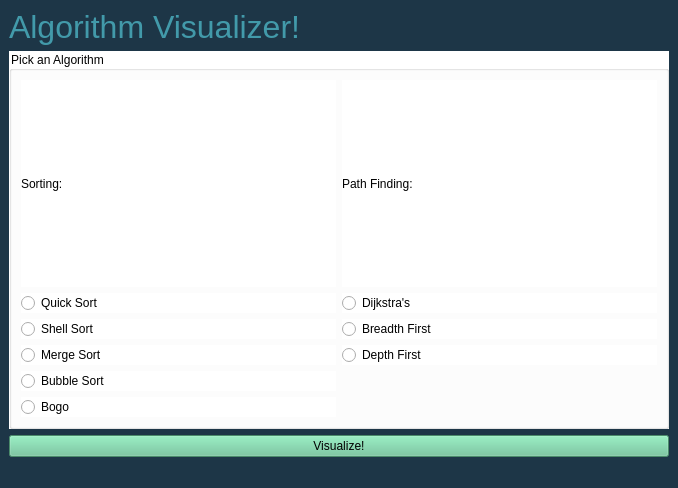
Above: gui/GraphicsFrame/AlgorithmVisualizer/mainwindow.ui from ethancfung/Sorting-Pathfinding-Algorithm-Visualizer before the change. Below: the same form after it.
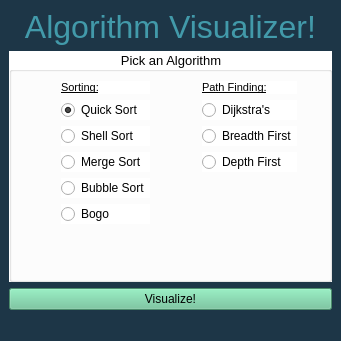
That is the form after the change.

Commit message: GUI Frame resposive upgrade

Patch:
```diff
--- a/gui/GraphicsFrame/AlgorithmVisualizer/mainwindow.ui
+++ b/gui/GraphicsFrame/AlgorithmVisualizer/mainwindow.ui
@@ -6,8 +6,8 @@
    <rect>
     <x>0</x>
     <y>0</y>
-    <width>678</width>
-    <height>488</height>
+    <width>341</width>
+    <height>341</height>
    </rect>
   </property>
   <property name="windowTitle">
@@ -37,87 +37,186 @@
       <property name="text">
        <string>Algorithm Visualizer!</string>
       </property>
+      <property name="alignment">
+       <set>Qt::AlignCenter</set>
+      </property>
      </widget>
     </item>
     <item>
      <widget class="QGroupBox" name="groupBox_3">
+      <property name="font">
+       <font>
+        <pointsize>10</pointsize>
+        <weight>50</weight>
+        <bold>false</bold>
+       </font>
+      </property>
       <property name="styleSheet">
        <string notr="true">background-color: rgb(255, 255, 255);</string>
       </property>
       <property name="title">
        <string>Pick an Algorithm</string>
       </property>
+      <property name="alignment">
+       <set>Qt::AlignCenter</set>
+      </property>
       <layout class="QGridLayout" name="gridLayout">
-       <item row="4" column="0">
+       <item row="3" column="1">
+        <widget class="QRadioButton" name="radioButton_4">
+         <property name="text">
+          <string>Merge Sort</string>
+         </property>
+        </widget>
+       </item>
+       <item row="0" column="1">
+        <widget class="QLabel" name="label_3">
+         <property name="sizePolicy">
+          <sizepolicy hsizetype="Preferred" vsizetype="Fixed">
+           <horstretch>0</horstretch>
+           <verstretch>0</verstretch>
+          </sizepolicy>
+         </property>
+         <property name="font">
+          <font>
+           <pointsize>8</pointsize>
+           <weight>50</weight>
+           <bold>false</bold>
+           <underline>true</underline>
+          </font>
+         </property>
+         <property name="text">
+          <string>Sorting:</string>
+         </property>
+        </widget>
+       </item>
+       <item row="1" column="1">
+        <widget class="QRadioButton" name="radioButton">
+         <property name="text">
+          <string>Quick Sort</string>
+         </property>
+         <property name="checked">
+          <bool>true</bool>
+         </property>
+        </widget>
+       </item>
+       <item row="2" column="3">
+        <widget class="QRadioButton" name="radioButton_7">
+         <property name="text">
+          <string>Breadth First</string>
+         </property>
+        </widget>
+       </item>
+       <item row="4" column="1">
         <widget class="QRadioButton" name="radioButton_5">
          <property name="text">
           <string>Bubble Sort</string>
          </property>
         </widget>
        </item>
-       <item row="0" column="1">
+       <item row="0" column="3">
         <widget class="QLabel" name="label_4">
+         <property name="sizePolicy">
+          <sizepolicy hsizetype="Preferred" vsizetype="Fixed">
+           <horstretch>0</horstretch>
+           <verstretch>0</verstretch>
+          </sizepolicy>
+         </property>
+         <property name="font">
+          <font>
+           <pointsize>8</pointsize>
+           <weight>50</weight>
+           <bold>false</bold>
+           <underline>true</underline>
+          </font>
+         </property>
          <property name="text">
           <string>Path Finding:</string>
          </property>
         </widget>
        </item>
-       <item row="1" column="1">
+       <item row="8" column="1" colspan="3">
+        <spacer name="verticalSpacer">
+         <property name="orientation">
+          <enum>Qt::Vertical</enum>
+         </property>
+         <property name="sizeHint" stdset="0">
+          <size>
+           <width>20</width>
+           <height>40</height>
+          </size>
+         </property>
+        </spacer>
+       </item>
+       <item row="1" column="3">
         <widget class="QRadioButton" name="radioButton_2">
          <property name="text">
           <string>Dijkstra's</string>
          </property>
         </widget>
        </item>
-       <item row="7" column="0">
+       <item row="7" column="1">
         <widget class="QRadioButton" name="radioButton_6">
          <property name="text">
           <string>Bogo</string>
          </property>
         </widget>
        </item>
-       <item row="2" column="0">
+       <item row="2" column="1">
         <widget class="QRadioButton" name="radioButton_3">
          <property name="text">
           <string>Shell Sort</string>
          </property>
         </widget>
        </item>
-       <item row="0" column="0">
-        <widget class="QLabel" name="label_3">
-         <property name="text">
-          <string>Sorting:</string>
-         </property>
-        </widget>
-       </item>
-       <item row="1" column="0">
-        <widget class="QRadioButton" name="radioButton">
-         <property name="text">
-          <string>Quick Sort</string>
-         </property>
-        </widget>
-       </item>
-       <item row="2" column="1">
-        <widget class="QRadioButton" name="radioButton_7">
-         <property name="text">
-          <string>Breadth First</string>
-         </property>
-        </widget>
-       </item>
-       <item row="3" column="0">
-        <widget class="QRadioButton" name="radioButton_4">
-         <property name="text">
-          <string>Merge Sort</string>
-         </property>
-        </widget>
-       </item>
-       <item row="3" column="1">
+       <item row="3" column="3">
         <widget class="QRadioButton" name="radioButton_8">
          <property name="text">
           <string>Depth First</string>
          </property>
         </widget>
        </item>
+       <item row="3" column="4">
+        <spacer name="horizontalSpacer">
+         <property name="orientation">
+          <enum>Qt::Horizontal</enum>
+         </property>
+         <property name="sizeHint" stdset="0">
+          <size>
+           <width>10</width>
+           <height>20</height>
+          </size>
+         </property>
+        </spacer>
+       </item>
+       <item row="2" column="2">
+        <spacer name="horizontalSpacer_2">
+         <property name="orientation">
+          <enum>Qt::Horizontal</enum>
+         </property>
+         <property name="sizeType">
+          <enum>QSizePolicy::Fixed</enum>
+         </property>
+         <property name="sizeHint" stdset="0">
+          <size>
+           <width>40</width>
+           <height>20</height>
+          </size>
+         </property>
+        </spacer>
+       </item>
+       <item row="3" column="0">
+        <spacer name="horizontalSpacer_3">
+         <property name="orientation">
+          <enum>Qt::Horizontal</enum>
+         </property>
+         <property name="sizeHint" stdset="0">
+          <size>
+           <width>40</width>
+           <height>20</height>
+          </size>
+         </property>
+        </spacer>
+       </item>
       </layout>
      </widget>
     </item>
```
The commit also changes 5 other files.
